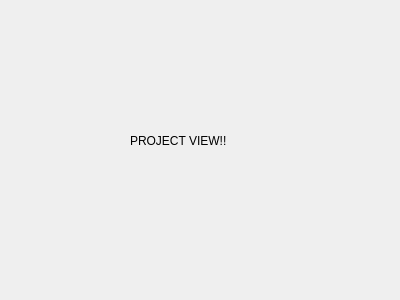
Qt form ui/projectview.ui (University-of-Utah-CS3505/a5-sprite-editor-f25-leomartinez47) before a commit.
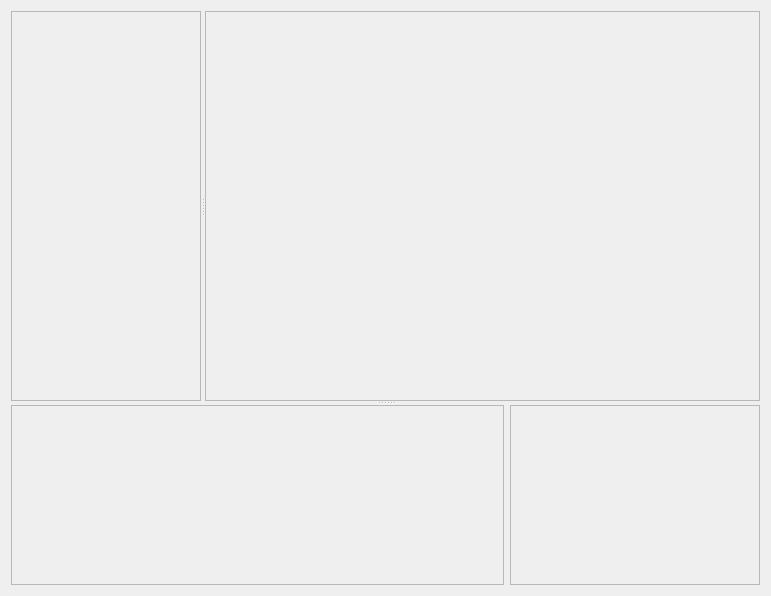
The same form after that commit.

Commit message: Add pane classes and project view layout

The edit to the form file:
```diff
--- a/ui/projectview.ui
+++ b/ui/projectview.ui
@@ -6,26 +6,97 @@
    <rect>
     <x>0</x>
     <y>0</y>
-    <width>400</width>
-    <height>300</height>
+    <width>771</width>
+    <height>596</height>
    </rect>
   </property>
   <property name="windowTitle">
    <string>Form</string>
   </property>
-  <widget class="QLabel" name="label">
-   <property name="geometry">
-    <rect>
-     <x>130</x>
-     <y>100</y>
-     <width>141</width>
-     <height>81</height>
-    </rect>
-   </property>
-   <property name="text">
-    <string>PROJECT VIEW!!</string>
-   </property>
-  </widget>
+  <layout class="QVBoxLayout" name="verticalLayout">
+   <item>
+    <widget class="QSplitter" name="verticalSplitter">
+     <property name="orientation">
+      <enum>Qt::Orientation::Vertical</enum>
+     </property>
+     <widget class="QSplitter" name="topLayout">
+      <property name="sizePolicy">
+       <sizepolicy hsizetype="Expanding" vsizetype="Preferred">
+        <horstretch>0</horstretch>
+        <verstretch>1</verstretch>
+       </sizepolicy>
+      </property>
+      <property name="orientation">
+       <enum>Qt::Orientation::Horizontal</enum>
+      </property>
+      <widget class="QFrame" name="toolboxFrame">
+       <property name="minimumSize">
+        <size>
+         <width>190</width>
+         <height>0</height>
+        </size>
+       </property>
+       <property name="frameShape">
+        <enum>QFrame::Shape::StyledPanel</enum>
+       </property>
+       <property name="frameShadow">
+        <enum>QFrame::Shadow::Raised</enum>
+       </property>
+      </widget>
+      <widget class="QFrame" name="canvasFrame">
+       <property name="sizePolicy">
+        <sizepolicy hsizetype="Preferred" vsizetype="Preferred">
+         <horstretch>1</horstretch>
+         <verstretch>0</verstretch>
+        </sizepolicy>
+       </property>
+       <property name="frameShape">
+        <enum>QFrame::Shape::StyledPanel</enum>
+       </property>
+       <property name="frameShadow">
+        <enum>QFrame::Shadow::Raised</enum>
+       </property>
+      </widget>
+     </widget>
+     <widget class="QWidget" name="">
+      <layout class="QHBoxLayout" name="bottomLayout">
+       <item>
+        <widget class="QFrame" name="frameSelectorFrame">
+         <property name="sizePolicy">
+          <sizepolicy hsizetype="Preferred" vsizetype="Preferred">
+           <horstretch>1</horstretch>
+           <verstretch>0</verstretch>
+          </sizepolicy>
+         </property>
+         <property name="frameShape">
+          <enum>QFrame::Shape::StyledPanel</enum>
+         </property>
+         <property name="frameShadow">
+          <enum>QFrame::Shadow::Raised</enum>
+         </property>
+        </widget>
+       </item>
+       <item>
+        <widget class="QFrame" name="previewFrame">
+         <property name="minimumSize">
+          <size>
+           <width>250</width>
+           <height>180</height>
+          </size>
+         </property>
+         <property name="frameShape">
+          <enum>QFrame::Shape::StyledPanel</enum>
+         </property>
+         <property name="frameShadow">
+          <enum>QFrame::Shadow::Raised</enum>
+         </property>
+        </widget>
+       </item>
+      </layout>
+     </widget>
+    </widget>
+   </item>
+  </layout>
  </widget>
  <resources/>
  <connections/>
```
The commit also changes 16 other files.
